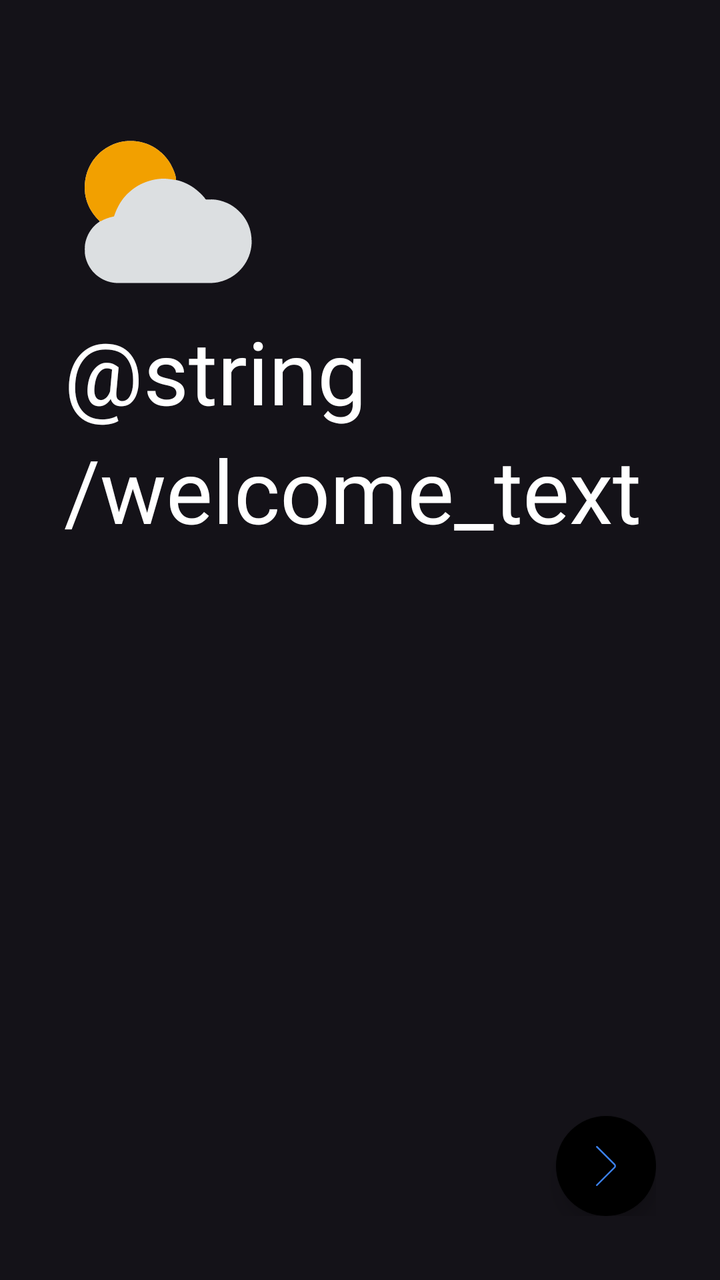
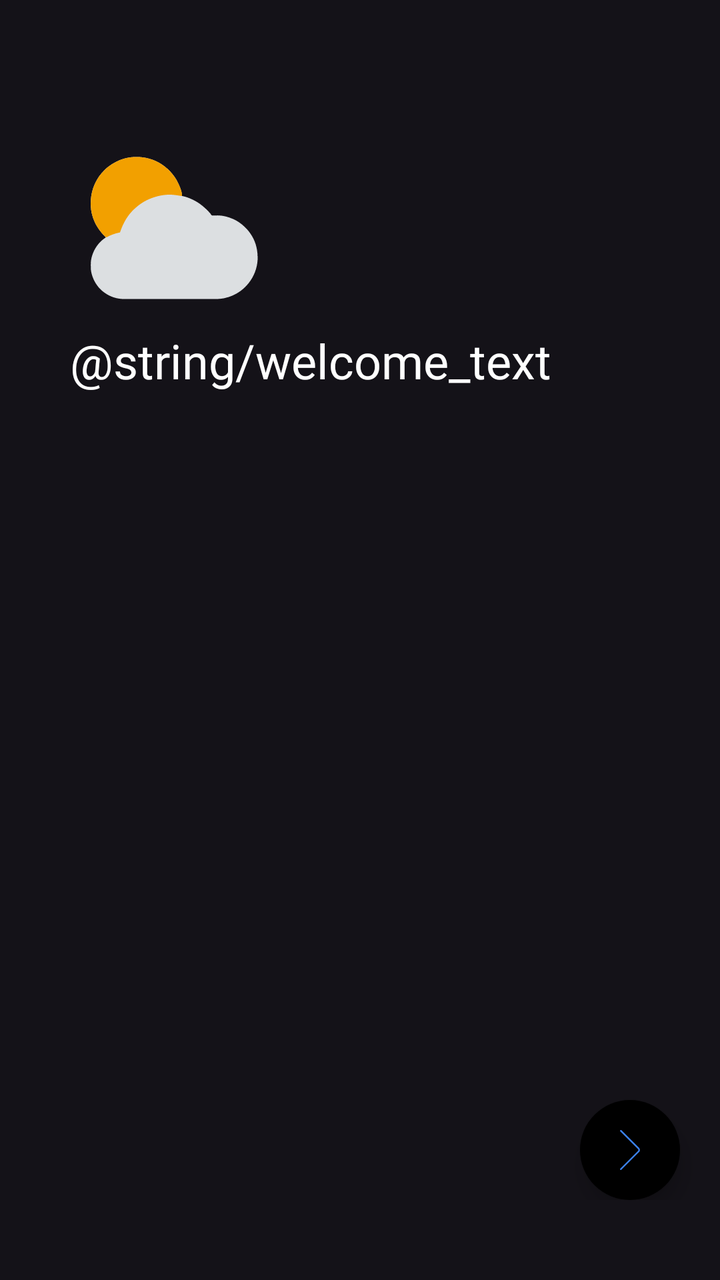

Before-and-after screenshots of an Android layout around one commit, followed by the original layout XML and the change that was made.
<!-- AndroidManifest.xml: application theme Theme.Material3.Dark.NoActionBar -->
<!-- res/layout/on_board.xml -->
<?xml version="1.0" encoding="utf-8"?>
<androidx.constraintlayout.widget.ConstraintLayout
    xmlns:android="http://schemas.android.com/apk/res/android"
    xmlns:app="http://schemas.android.com/apk/res-auto"
    xmlns:tools="http://schemas.android.com/tools"
    android:layout_width="match_parent"
    android:layout_height="match_parent"
    android:padding="32dp"
    tools:context=".OnBoardActivity">
    <com.google.android.material.imageview.ShapeableImageView
        android:id="@+id/logoImage"
        android:layout_width="100dp"
        android:layout_height="100dp"
        android:layout_marginTop="24dp"
        android:src="@drawable/partlycloudy"
        app:layout_constraintStart_toStartOf="parent"
        app:layout_constraintTop_toTopOf="parent"/>
    <TextView
        android:id="@+id/welcomeTitle"
        android:layout_width="0dp"
        android:layout_height="wrap_content"
        android:fontFamily="@font/montserrat_bold"
        android:lineSpacingExtra="8dp"
        android:text="@string/welcome_text"
        android:textColor="#FFFFFF"
        android:textSize="44sp"
        app:layout_constraintEnd_toEndOf="parent"
        app:layout_constraintStart_toStartOf="parent"
        app:layout_constraintTop_toBottomOf="@id/logoImage" />
    <ImageButton
        android:id="@+id/btnNext"
        android:layout_width="50dp"
        android:layout_height="50dp"
        android:background="@drawable/bg_circle"
        android:contentDescription="@android:string/ok"
        android:elevation="6dp"
        android:scaleType="center"
        android:src="@drawable/right_arrow"
        app:layout_constraintBottom_toBottomOf="parent"
        app:layout_constraintEnd_toEndOf="parent"
        app:tint="#3B82F6" />
</androidx.constraintlayout.widget.ConstraintLayout>
<!-- resources referenced by this layout -->
<resources>
  <!-- drawable bg_circle (drawable) -->
  <?xml version="1.0" encoding="utf-8"?>
  <shape xmlns:android="http://schemas.android.com/apk/res/android">
      <solid android:color="#000000"/>
      <corners android:radius="100dp"/>
  </shape>
  <!-- drawable partlycloudy: vector/xml drawable (drawable, 3837 chars, omitted) -->
  <!-- drawable right_arrow (drawable) -->
  <vector xmlns:android="http://schemas.android.com/apk/res/android"
      android:width="@dimen/rightArrowSize"
      android:height="@dimen/rightArrowSize"
      android:viewportWidth="800"
      android:viewportHeight="800">
    <group>
      <clip-path
          android:pathData="M0,0h800v800h-800z"/>
      <path
          android:pathData="M216.77,800C210.36,800 204.59,796.15 202.14,790.23C199.69,784.31 201.04,777.5 205.57,772.97C205.57,772.97 559.72,418.8 559.72,418.8C570.05,408.39 570.05,391.59 559.72,381.18C559.72,381.18 205.57,27.03 205.57,27.03C199.39,20.84 199.39,10.82 205.58,4.64C211.76,-1.54 221.79,-1.54 227.97,4.64C227.97,4.64 582.1,358.8 582.1,358.8C604.8,381.58 604.8,418.42 582.1,441.19C582.1,441.19 227.96,795.37 227.96,795.37C224.99,798.33 220.97,800 216.77,800Z"
          android:fillColor="#FFFFFF"/>
    </group>
  </vector>
  <dimen name="rightArrowSize">20dp</dimen>
</resources>

<!-- the commit's change to res/layout/on_board.xml (unified diff, before → after) -->
@@ -1,42 +1,43 @@
-<?xml version="1.0" encoding="utf-8"?>
-<androidx.constraintlayout.widget.ConstraintLayout
+<LinearLayout
+    xmlns:app="http://schemas.android.com/apk/res-auto"
     xmlns:android="http://schemas.android.com/apk/res/android"
-    xmlns:app="http://schemas.android.com/apk/res-auto"
-    xmlns:tools="http://schemas.android.com/tools"
     android:layout_width="match_parent"
     android:layout_height="match_parent"
-    android:padding="32dp"
-    tools:context=".OnBoardActivity">
-    <com.google.android.material.imageview.ShapeableImageView
-        android:id="@+id/logoImage"
-        android:layout_width="100dp"
-        android:layout_height="100dp"
-        android:layout_marginTop="24dp"
-        android:src="@drawable/partlycloudy"
-        app:layout_constraintStart_toStartOf="parent"
-        app:layout_constraintTop_toTopOf="parent"/>
-    <TextView
-        android:id="@+id/welcomeTitle"
-        android:layout_width="0dp"
+    android:orientation="vertical"
+    android:paddingBottom="40dp">
+    <LinearLayout
+        android:layout_width="wrap_content"
         android:layout_height="wrap_content"
-        android:fontFamily="@font/montserrat_bold"
-        android:lineSpacingExtra="8dp"
-        android:text="@string/welcome_text"
-        android:textColor="#FFFFFF"
-        android:textSize="44sp"
-        app:layout_constraintEnd_toEndOf="parent"
-        app:layout_constraintStart_toStartOf="parent"
-        app:layout_constraintTop_toBottomOf="@id/logoImage" />
+        android:layout_marginStart="35dp"
+        android:layout_marginTop="40dp"
+        android:orientation="vertical">
+        <com.google.android.material.imageview.ShapeableImageView
+            android:layout_width="100dp"
+            android:layout_height="100dp"
+            android:layout_marginTop="24dp"
+            android:src="@drawable/partlycloudy"/>
+        <TextView
+            android:layout_height="wrap_content"
+            android:layout_width="wrap_content"
+            android:fontFamily="@font/montserrat_bold"
+            android:lineSpacingExtra="8dp"
+            android:text="@string/welcome_text"
+            android:textColor="#FFFFFF"
+            android:textSize="24sp"/>
+    </LinearLayout>
+    <View
+        android:layout_width="match_parent"
+        android:layout_height="0dp"
+        android:layout_weight="1" />
     <ImageButton
         android:id="@+id/btnNext"
         android:layout_width="50dp"
         android:layout_height="50dp"
+        android:layout_marginEnd="20dp"
         android:background="@drawable/bg_circle"
         android:contentDescription="@android:string/ok"
         android:elevation="6dp"
-        android:scaleType="center"
+        android:layout_gravity="end"
         android:src="@drawable/right_arrow"
-        app:layout_constraintBottom_toBottomOf="parent"
-        app:layout_constraintEnd_toEndOf="parent"
         app:tint="#3B82F6" />
-</androidx.constraintlayout.widget.ConstraintLayout>
+</LinearLayout>
